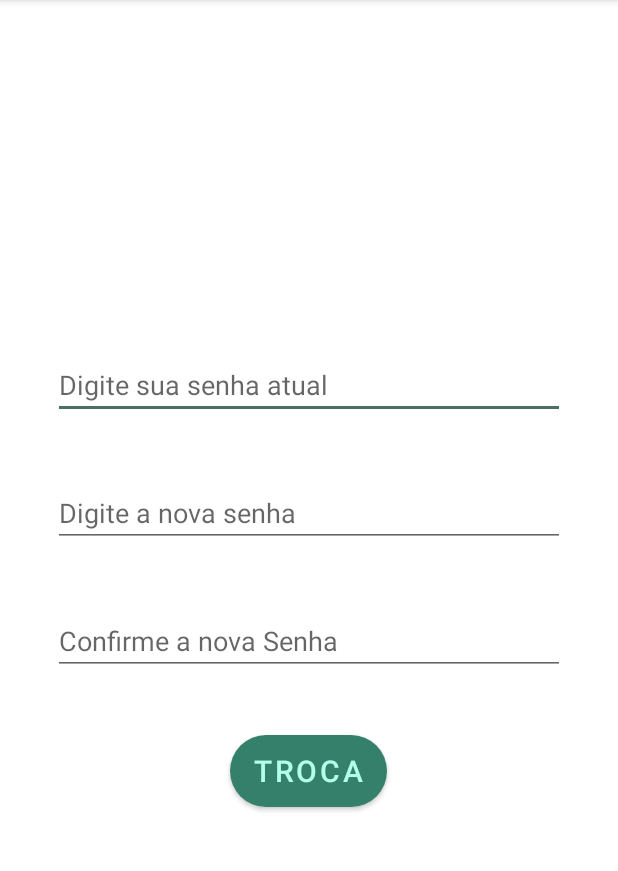
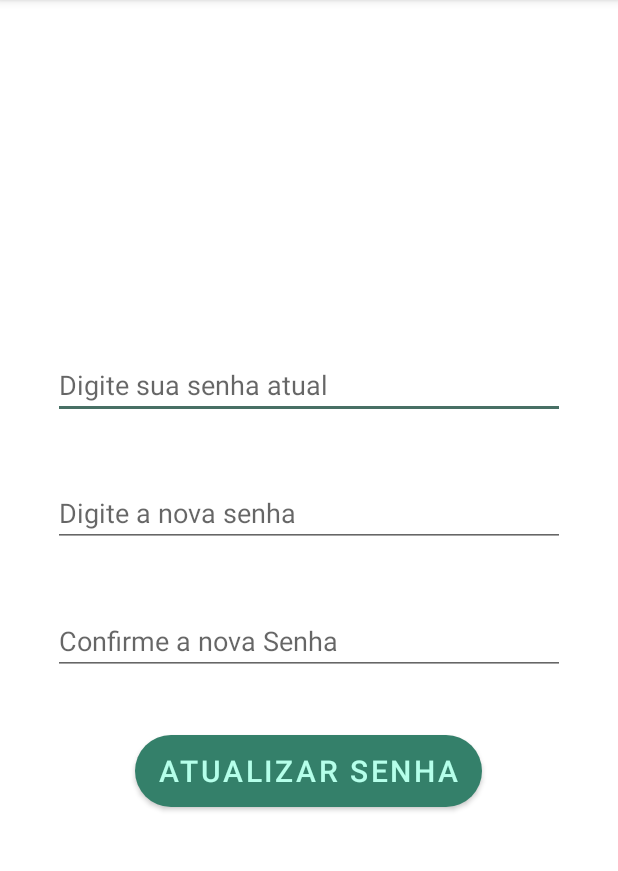
Before and after one commit to Hmath23/App_AndroidStudio, an Android app: the TrocaSenha screen opened directly, with no data from a screen before it, on a phone screen of 412 x 824 dp, the part 84-955 px from its top. Run offline under Robolectric (Android 15) with nearby library versions, the phone set to English and light mode, and no system bars; libraries missing offline, so code that uses them is left out: com.androidnetworking, com.androidnetworking.common, com.androidnetworking.error, com.androidnetworking.interfaces; 1 statement that could not run was skipped.

Commit message:
Finalização da api para troca de senha para usuarios logados.

```diff
--- a/app/src/main/java/com/appturma/TrocaSenha.java
+++ b/app/src/main/java/com/appturma/TrocaSenha.java
@@ -30,9 +30,8 @@ public class TrocaSenha extends AppCompatActivity {
     private JSONArray restulJsonArray;
     private int logado = 0;
     private String mensagem = "", strusuario = "", stremail = "", newSenha ="";
-    private TextView txtemail, txtnomeuser;
+    private TextView txtemail, txtnomeuser, txtnomecompleto;
     EditText edtNovaSenha, edtNovaSenhaValidar ,edtSenhaAtual;
-    public String novaSenha, novaSenhaValidar, senhaAtual;
     Button btnTroca;
 
     @Override
@@ -42,14 +41,16 @@ public class TrocaSenha extends AppCompatActivity {
 
         txtnomeuser = findViewById(R.id.textViewNomeUsuario);
         txtemail = findViewById(R.id.textViewEmailUsuario);
+        txtnomecompleto = findViewById(R.id.textViewNomeCompleto);
 
         edtSenhaAtual= findViewById(R.id.editTextSenhaAtual);
         edtNovaSenha = findViewById(R.id.editTextNovaSenha);
         edtNovaSenhaValidar = findViewById(R.id.editTextNovaSenhaValidar);
 
         Intent login = getIntent();
-        txtnomeuser.setText(String.valueOf(login.getStringExtra("usuario")));
+        txtnomeuser.setText(String.valueOf(login.getStringExtra("nomeuser")));
         txtemail.setText(String.valueOf(login.getStringExtra("email")));
+        txtnomecompleto.setText(String.valueOf(login.getStringExtra("nomecompleto")));
 
         btnTroca = findViewById(R.id.btnTroca);
 
@@ -57,6 +58,7 @@ public class TrocaSenha extends AppCompatActivity {
 
         btnTroca.setOnClickListener(new View.OnClickListener(){
             public void onClick(View view){
+                String novaSenha, novaSenhaValidar, senhaAtual;
 
                 senhaAtual = edtSenhaAtual.getText().toString();
                 novaSenha = edtNovaSenha.getText().toString();
@@ -74,6 +76,13 @@ public class TrocaSenha extends AppCompatActivity {
                     if (novaSenha.equals(novaSenhaValidar)){
                         apiNovaSenha();
                     }
+                    else{
+                        AlertDialog.Builder builder = new AlertDialog.Builder(TrocaSenha.this)
+                                .setTitle("Erro")
+                                .setMessage("As senhas não coincidem")
+                                .setPositiveButton("OK",null);
+                        builder.create().show();
+                    }
                 }
             }
         });
@@ -83,8 +92,8 @@ public class TrocaSenha extends AppCompatActivity {
         AndroidNetworking.post(apiPath)
                 .addBodyParameter("HTTP_ACCEPT","application/json")
                 .addBodyParameter("txtNomeUsuario",txtnomeuser.getText().toString())
+                .addBodyParameter("txtEmailUsuario",txtemail.getText().toString())
                 .addBodyParameter("txtSenhaUsuario",edtSenhaAtual.getText().toString())
-                .addBodyParameter("txtEmailUsuario",txtemail.getText().toString())
                 .addBodyParameter("txtNovaSenha", edtNovaSenha.getText().toString())
                 .setTag("test")
                 .setPriority(Priority.MEDIUM)
@@ -119,6 +128,9 @@ public class TrocaSenha extends AppCompatActivity {
                                                     finish();
                                                 } else if (logado == 2) {
                                                     Intent base = new Intent(getApplicationContext(), BaseMenu.class);
+                                                    base.putExtra("nomecompleto", txtnomecompleto.getText().toString());
+                                                    base.putExtra("email", txtemail.getText().toString());
+                                                    base.putExtra("nomeuser", txtnomeuser.getText().toString());
                                                     startActivity(base);
                                                     finish();
                                                 }
--- a/app/src/main/res/layout/activity_troca_senha.xml
+++ b/app/src/main/res/layout/activity_troca_senha.xml
@@ -44,12 +44,12 @@
         android:id="@+id/editTextSenhaAtual"
         android:layout_width="match_parent"
         android:layout_height="wrap_content"
+        android:layout_below="@id/textViewEmailUsuario"
+        android:layout_centerHorizontal="true"
+        android:layout_marginLeft="40dp"
+        android:layout_marginTop="40dp"
         android:hint="Digite sua senha atual"
-        android:inputType="textPassword"
-        android:layout_centerHorizontal="true"
-        android:layout_below="@id/textViewEmailUsuario"
-        android:layout_marginLeft="40dp"
-        android:layout_marginTop="40dp"/>
+        android:inputType="textPassword" />
 
     <EditText
         android:id="@+id/editTextNovaSenha"
@@ -79,7 +79,7 @@
         android:layout_below="@id/editTextNovaSenhaValidar"
         android:layout_centerHorizontal="true"
         android:background="@drawable/botao_arredondado"
-        android:text="Troca"
+        android:text="Atualizar senha"
         android:textColor="@color/pale_blue"
         android:textSize="20sp"
         android:layout_marginTop="40dp"/>
--- a/app/src/main/res/menu/activity_main_drawer.xml
+++ b/app/src/main/res/menu/activity_main_drawer.xml
@@ -29,6 +29,9 @@
             android:icon="@drawable/ic_menu_receitas"
             android:title="@string/menu_receitas"/>
         <item
+            android:id="@+id/nav_trocasenha"
+            android:title="@string/menu_trocasenha"/>
+        <item
             android:id="@+id/nav_logout"
             android:title="@string/menu_logout"/>
     </group>
--- a/app/src/main/res/values/strings.xml
+++ b/app/src/main/res/values/strings.xml
@@ -20,6 +20,7 @@
     <string name="menu_dashboard">Dashboard</string>
     <string name="menu_notifica">Notificações</string>
     <string name="menu_logout">Desconectar</string>
+    <string name="menu_trocasenha">Alterar minha senha</string>
 
     <string name="header_logo">APPTurma</string>
 
```
Also changed, not shown: app/src/main/java/com/appturma/BaseMenu.java (+14 -4 lines), app/src/main/java/com/appturma/LoginActivity.java (+14 -14 lines), app/src/main/res/layout/nav_header_base_menu.xml (+9 -3 lines).
